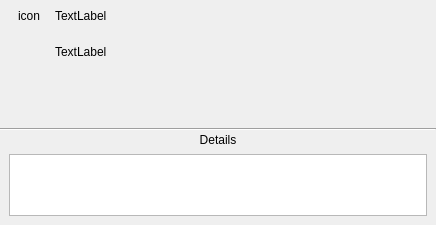
Before: the Qt Designer form uibase/src/taskdialog.ui in Holt59/mo2-merge, drawn with Qt 5.
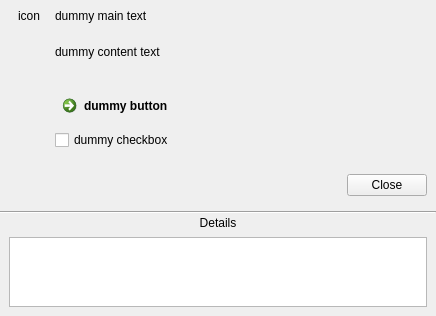
After: the same form once the commit is applied.

Commit message: [uibase] TaskDialog now supports remembering selection, hooks into QuestionBoxMemory

```diff
--- a/uibase/src/taskdialog.ui
+++ b/uibase/src/taskdialog.ui
@@ -7,7 +7,7 @@
     <x>0</x>
     <y>0</y>
     <width>436</width>
-    <height>221</height>
+    <height>316</height>
    </rect>
   </property>
   <property name="sizePolicy">
@@ -79,12 +79,27 @@
           <number>0</number>
          </property>
          <item>
+          <widget class="QWidget" name="mainPanel" native="true">
+           <layout class="QVBoxLayout" name="verticalLayout_11">
+            <property name="leftMargin">
+             <number>0</number>
+            </property>
+            <property name="topMargin">
+             <number>0</number>
+            </property>
+            <property name="rightMargin">
+             <number>0</number>
+            </property>
+            <property name="bottomMargin">
+             <number>0</number>
+            </property>
+            <item>
           <widget class="QLabel" name="main">
            <property name="styleSheet">
             <string notr="true"/>
            </property>
            <property name="text">
-            <string>TextLabel</string>
+               <string>dummy main text</string>
            </property>
            <property name="wordWrap">
             <bool>true</bool>
@@ -107,14 +122,52 @@
            </property>
           </widget>
          </item>
+           </layout>
+          </widget>
+         </item>
+         <item>
+          <widget class="QWidget" name="contentPanel" native="true">
+           <layout class="QVBoxLayout" name="verticalLayout_2">
+            <property name="leftMargin">
+             <number>0</number>
+            </property>
+            <property name="topMargin">
+             <number>0</number>
+            </property>
+            <property name="rightMargin">
+             <number>0</number>
+            </property>
+            <property name="bottomMargin">
+             <number>0</number>
+            </property>
          <item>
           <widget class="QLabel" name="content">
            <property name="text">
-            <string>TextLabel</string>
+               <string>dummy content text</string>
            </property>
            <property name="wordWrap">
             <bool>true</bool>
            </property>
+             </widget>
+            </item>
+            <item>
+             <widget class="QWidget" name="buttonsSpacer" native="true">
+              <property name="sizePolicy">
+               <sizepolicy hsizetype="Preferred" vsizetype="Fixed">
+                <horstretch>0</horstretch>
+                <verstretch>0</verstretch>
+               </sizepolicy>
+              </property>
+              <property name="minimumSize">
+               <size>
+                <width>0</width>
+                <height>10</height>
+               </size>
+              </property>
+              <layout class="QVBoxLayout" name="verticalLayout_7"/>
+             </widget>
+            </item>
+           </layout>
           </widget>
          </item>
          <item>
@@ -132,23 +185,6 @@
             <property name="bottomMargin">
              <number>0</number>
             </property>
-            <item>
-             <widget class="QWidget" name="spacer2" native="true">
-              <property name="sizePolicy">
-               <sizepolicy hsizetype="Preferred" vsizetype="Fixed">
-                <horstretch>0</horstretch>
-                <verstretch>0</verstretch>
-               </sizepolicy>
-              </property>
-              <property name="minimumSize">
-               <size>
-                <width>0</width>
-                <height>10</height>
-               </size>
-              </property>
-              <layout class="QVBoxLayout" name="verticalLayout_7"/>
-             </widget>
-            </item>
             <item>
              <widget class="QWidget" name="commandButtons" native="true">
               <layout class="QVBoxLayout" name="verticalLayout_9">
@@ -164,12 +200,44 @@
                <property name="bottomMargin">
                 <number>0</number>
                </property>
+               <item>
+                <widget class="QCommandLinkButton" name="dummyButton">
+                 <property name="text">
+                  <string>dummy button</string>
+                 </property>
+                </widget>
+               </item>
               </layout>
              </widget>
             </item>
            </layout>
           </widget>
          </item>
+         <item>
+          <widget class="QWidget" name="rememberPanel" native="true">
+           <layout class="QVBoxLayout" name="verticalLayout_12">
+            <property name="leftMargin">
+             <number>0</number>
+            </property>
+            <property name="topMargin">
+             <number>0</number>
+            </property>
+            <property name="rightMargin">
+             <number>0</number>
+            </property>
+            <property name="bottomMargin">
+             <number>0</number>
+            </property>
+            <item>
+             <widget class="QCheckBox" name="dummyCheckbox">
+              <property name="text">
+               <string>dummy checkbox</string>
+              </property>
+             </widget>
+            </item>
+           </layout>
+          </widget>
+         </item>
         </layout>
        </widget>
       </item>
@@ -195,7 +263,7 @@
       <item>
        <widget class="QDialogButtonBox" name="standardButtons">
         <property name="standardButtons">
-         <set>QDialogButtonBox::NoButton</set>
+         <set>QDialogButtonBox::Close</set>
         </property>
        </widget>
       </item>
```
Left out of the diff: 2 changed lines with no effect on the pictures. Lines whose indentation alone changed are shown as unchanged. The commit also changes 6 other files.
